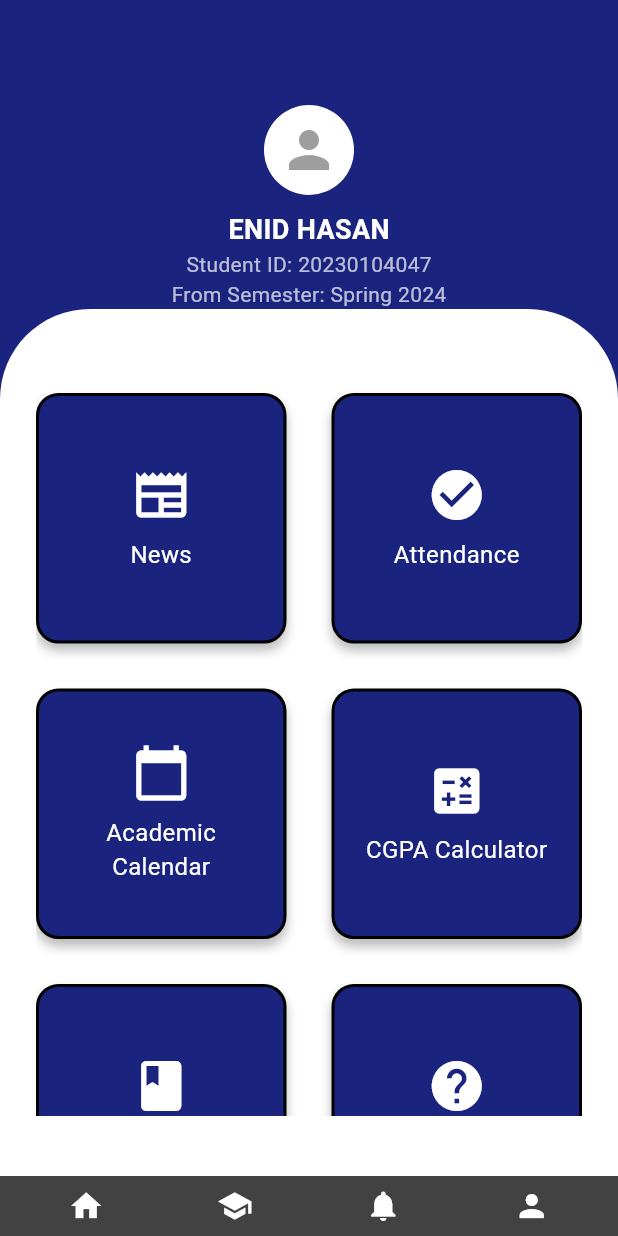
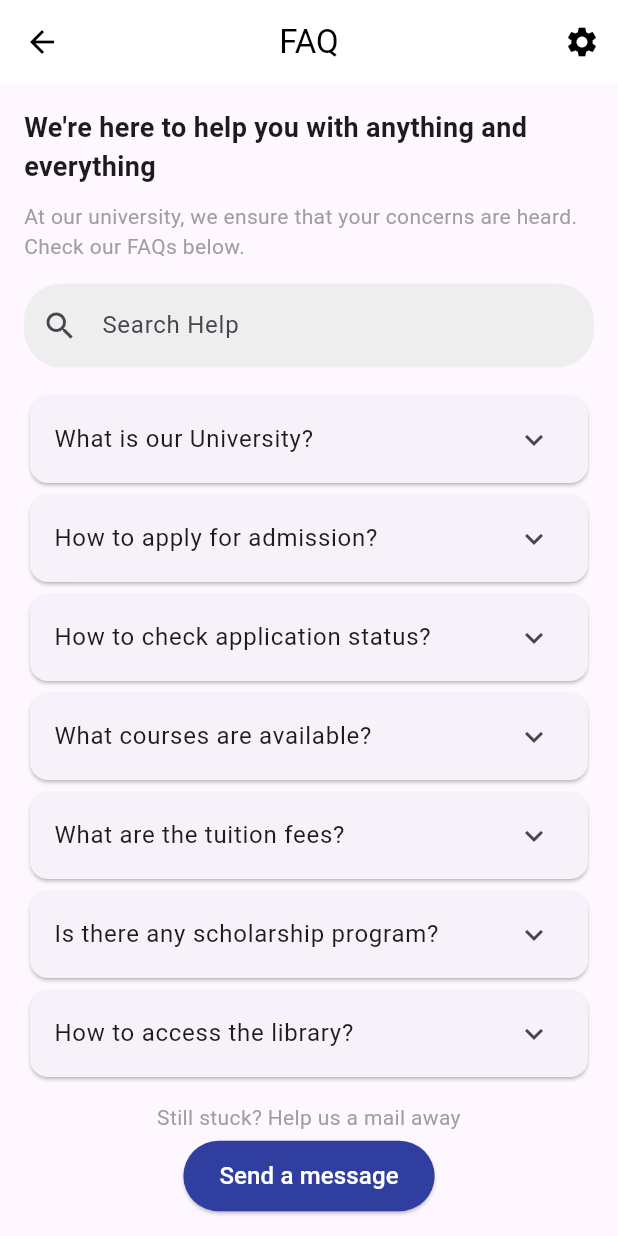
Before and after one commit to Tayebbb/AUSThir, a Flutter app: the HomePage screen opened directly, after a tap on "FAQ", on a phone screen of 412 x 824 dp. Run offline on Flutter 3.47's test engine with Material 3 defaults, Android fonts, the phone set to English and light mode, and no system bars; our stand-ins replace lottie.

Commit message:
Faq updated

```diff
--- /dev/null
+++ b/lib/FAQScreen.dart
@@ -0,0 +1,191 @@
+import 'package:flutter/material.dart';
+
+
+class FAQScreen extends StatelessWidget {
+  final List<Map<String, String>> faqs = [
+    {"question": "What is our University?", "answer": "Our university is a leading institution providing quality education."},
+    {"question": "How to apply for admission?", "answer": "You can apply online through our admission portal."},
+    {"question": "How to check application status?", "answer": "Log in to your student portal and check the status."},
+    {"question": "What courses are available?", "answer": "We offer a variety of undergraduate and postgraduate programs across multiple disciplines."},
+    {"question": "What are the tuition fees?", "answer": "Tuition fees vary by program. You can check the official website for details."},
+    {"question": "Is there any scholarship program?", "answer": "Yes, we offer multiple scholarships based on merit and financial need."},
+    {"question": "How to access the library?", "answer": "Students can access the library using their student ID card during working hours."},
+    {"question": "How can I reset my student portal password?", "answer": "Use the 'Forgot Password' option on the login page to reset your password."},
+    {"question": "What extracurricular activities are available?", "answer": "We have multiple clubs, sports teams, and cultural activities for students."},
+    {"question": "I'm a first year first semester student. I did not yet receive my IUMS Account Information.", "answer": "Please contact the university IT department to get your account details."},
+    {"question": "I want to apply for semester extension to continue my study.", "answer": "You need to submit a request through the academic office before the deadline."},
+    {"question": "I failed to pay the semester fees installments in due date. What should I do now?", "answer": "You should contact the accounts section immediately for possible late payment arrangements."},
+    {"question": "How can I get my Institutional email address? I cannot login into my Institutional email account, what should I do?", "answer": "You can get your email details from the IT department. If you face login issues, reset your password or contact IT support."},
+    {"question": "My Section information is wrong in IUMS. As a result, I'm getting the wrong routine information.", "answer": "Visit the academic office to update your section information in the system."},
+    {"question": "I have paid my fees through ONE Bank Branch. But still my payment is showing Pending in my IUMS account.", "answer": "It may take some time for the payment to be updated. Contact the accounts department with proof of payment if the issue persists."},
+    {"question": "There is a problem in my Semester Grades/GPA/CGPA calculation. What should I do?", "answer": "Reach out to the examination office for verification and correction if necessary."},
+    {"question": "I have failed to pay my semester fees in due time. Deadline of semester fees/readmission fees has already ended. How can I pay my fees?", "answer": "You need to visit the accounts section and apply for special permission to make a late payment."}
+  ];
+
+  @override
+  Widget build(BuildContext context) {
+    return Scaffold(
+      appBar: AppBar(
+        leading: IconButton(
+          icon: Icon(Icons.arrow_back),
+          onPressed: () {
+            Navigator.pop(context);
+          },
+        ),
+        title: Text("FAQ", textAlign: TextAlign.center),
+        centerTitle: true,
+        backgroundColor: Colors.white,
+        foregroundColor: Colors.black,
+        elevation: 0,
+        actions: [
+          IconButton(
+            icon: Icon(Icons.settings),
+            onPressed: () {},
+          )
+        ],
+      ),
+      body: Padding(
+        padding: const EdgeInsets.all(16.0),
+        child: Column(
+          crossAxisAlignment: CrossAxisAlignment.start,
+          children: [
+            Text(
+              "We're here to help you with anything and everything",
+              style: TextStyle(fontSize: 18, fontWeight: FontWeight.bold),
+            ),
+            SizedBox(height: 10),
+            Text(
+              "At our university, we ensure that your concerns are heard. Check our FAQs below.",
+              style: TextStyle(fontSize: 14, color: Colors.grey),
+            ),
+            SizedBox(height: 15),
+            TextField(
+              decoration: InputDecoration(
+                hintText: "Search Help",
+                prefixIcon: Icon(Icons.search),
+                border: OutlineInputBorder(
+                  borderRadius: BorderRadius.circular(25),
+                  borderSide: BorderSide.none,
+                ),
+                filled: true,
+                fillColor: Colors.grey[200],
+              ),
+            ),
+            SizedBox(height: 15),
+            Expanded(
+              child: ListView(
+                children: faqs.map((faq) {
+                  return Card(
+                    child: ExpansionTile(
+                      title: Text(faq["question"]!),
+                      children: [
+                        Padding(
+                          padding: const EdgeInsets.all(8.0),
+                          child: Text(faq["answer"]!),
+                        )
+                      ],
+                    ),
+                  );
+                }).toList(),
+              ),
+            ),
+            SizedBox(height: 10),
+            Column(
+              crossAxisAlignment: CrossAxisAlignment.center,
+              children: [
+                Text(
+                  "Still stuck? Help us a mail away",
+                  textAlign: TextAlign.center,
+                  style: TextStyle(fontSize: 14, color: Colors.grey),
+                ),
+                SizedBox(height: 5),
+                Center(
+                  child: ElevatedButton(
+                    onPressed: () {
+                      Navigator.push(
+                        context,
+                        MaterialPageRoute(builder: (context) => SendMessageScreen()),
+                      );
+                    },
+                    style: ElevatedButton.styleFrom(
+                      backgroundColor: Colors.indigo[700],
+                      shape: RoundedRectangleBorder(
+                        borderRadius: BorderRadius.circular(25),
+                      ),
+                      padding: EdgeInsets.symmetric(vertical: 12, horizontal: 24),
+                    ),
+                    child: Text("Send a message", style: TextStyle(fontSize: 16, color: Colors.white)),
+                  ),
+                ),
+              ],
+            ),
+          ],
+        ),
+      ),
+    );
+  }
+}
+
+class SendMessageScreen extends StatelessWidget {
+  @override
+  Widget build(BuildContext context) {
+    return Scaffold(
+      appBar: AppBar(
+        leading: IconButton(
+          icon: Icon(Icons.arrow_back),
+          onPressed: () {
+            Navigator.pop(context);
+          },
+        ),
+        title: Text("Send a Message"),
+        centerTitle: true,
+        backgroundColor: Colors.white,
+        foregroundColor: Colors.black,
+        elevation: 0,
+      ),
+      body: Padding(
+        padding: const EdgeInsets.all(16.0),
+        child: Column(
+          mainAxisAlignment: MainAxisAlignment.center,
+          crossAxisAlignment: CrossAxisAlignment.center,
+          children: [
+            Text(
+              "Can't find the answer?",
+              style: TextStyle(fontSize: 18, fontWeight: FontWeight.bold),
+              textAlign: TextAlign.center,
+            ),
+            SizedBox(height: 10),
+            Text(
+              "Write an email to ",
+              textAlign: TextAlign.center,
+              style: TextStyle(fontSize: 16),
+            ),
+            Text(
+              "contact.iums@aust.edu",
+              textAlign: TextAlign.center,
+              style: TextStyle(fontSize: 16, color: Colors.blue, decoration: TextDecoration.underline),
+            ),
+            Text(
+              " from your institutional email address.",
+              textAlign: TextAlign.center,
+              style: TextStyle(fontSize: 16),
+            ),
+
+            SizedBox(height: 10),
+            Text(
+              "Use the below email subject template while writing to us.",
+              textAlign: TextAlign.center,
+              style: TextStyle(fontSize: 16, fontWeight: FontWeight.bold),
+            ),
+            SizedBox(height: 10),
+            Text(
+              "Email Subject: STUDENT FAQ :: [[STUDENT ID]] :: [[Problem Title]]",
+              textAlign: TextAlign.center,
+              style: TextStyle(fontSize: 16, color: Colors.indigo, fontWeight: FontWeight.bold),
+            ),
+          ],
+        ),
+      ),
+    );
+  }
+}
--- a/lib/homepage.dart
+++ b/lib/homepage.dart
@@ -1,3 +1,4 @@
+import 'package:austhir/FAQScreen.dart';
 import 'package:flutter/material.dart';
 import 'package:austhir/cgpacalc.dart';
 import 'attendance.dart';
@@ -117,7 +118,13 @@ class HomePage extends StatelessWidget {
                                 SquareButton(
                                     text: 'FAQ',
                                     icon: Icons.help,
-                                    onPressed: () {}),
+                                    onPressed: () {
+                                      Navigator.push(
+                                          context,
+                                          MaterialPageRoute(
+                                              builder: (context) =>
+                                              FAQScreen()));
+                                    }),
                                 SquareButton(
                                     text: 'Finance',
                                     icon: Icons.attach_money,
```
Also changed, not shown: lib/Faq.dart (deleted).
